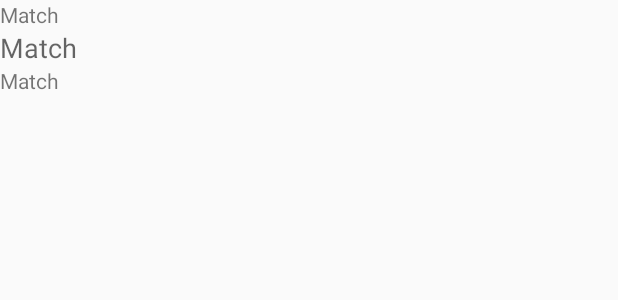
After one commit to nyceapps/BeachScores, an Android app: the layout match_list_row.xml on its own in the app's theme, with its tools: preview values and no code run, on a phone screen of 412 x 824 dp. The commit adds this screen. Shown: the top 300 px of the screen. Run offline under Robolectric (Android 15) with nearby library versions, the phone set to English and light mode, and no system bars.

Commit message:
First version match list

```diff
--- a/app/src/main/AndroidManifest.xml
+++ b/app/src/main/AndroidManifest.xml
@@ -19,7 +19,7 @@
                 <category android:name="android.intent.category.LAUNCHER" />
             </intent-filter>
         </activity>
-        <activity android:name=".EventActivity"></activity>
+        <activity android:name=".MatchListActivity"></activity>
     </application>
 
 </manifest>
--- a/app/src/main/java/com/nyceapps/beachscores/EventListActivity.java
+++ b/app/src/main/java/com/nyceapps/beachscores/EventListActivity.java
@@ -7,7 +7,6 @@ import android.os.Bundle;
 import android.support.v7.widget.LinearLayoutManager;
 import android.support.v7.widget.RecyclerView;
 import android.view.View;
-import android.widget.Toast;
 
 import com.nyceapps.beachscores.entity.Event;
 import com.nyceapps.beachscores.provider.FivbEventList;
@@ -54,7 +53,7 @@ public class EventListActivity extends AppCompatActivity implements ActivityDele
     public void onClick(View v) {
         Event event = (Event) v.getTag();
         if (event != null) {
-            Intent intent = new Intent(this, EventActivity.class);
+            Intent intent = new Intent(this, MatchListActivity.class);
             intent.putExtra("event", event);
             startActivity(intent);
         }
--- a/app/src/main/java/com/nyceapps/beachscores/util/FivbXmlUtils.java
+++ b/app/src/main/java/com/nyceapps/beachscores/util/FivbXmlUtils.java
@@ -23,6 +23,10 @@ import java.util.Map;
 
 public class FivbXmlUtils {
     private FivbXmlUtils() {
+    }
+
+    public static String getRequestBaseUrl() {
+        return "http://www.fivb.org/Vis2009/XmlRequest.asmx";
     }
 
     public static String getSingleRequestString(Map<String, String> pRequestValues, Map<String, String> pFilterValues) {
--- /dev/null
+++ b/app/src/main/res/layout/match_list_row.xml
@@ -0,0 +1,27 @@
+<?xml version="1.0" encoding="utf-8"?>
+<LinearLayout xmlns:android="http://schemas.android.com/apk/res/android"
+    android:orientation="vertical"
+    android:layout_width="match_parent"
+    android:layout_height="wrap_content"
+    android:clickable="true"
+    android:focusable="true"
+    android:foreground="?selectableItemBackground">
+    <TextView
+        android:id="@+id/match_period"
+        android:text="Match"
+        android:layout_width="match_parent"
+        android:layout_height="wrap_content"
+        android:textAppearance="?android:attr/textAppearanceSmall" />
+    <TextView
+        android:id="@+id/match_name"
+        android:text="Match"
+        android:layout_width="match_parent"
+        android:layout_height="wrap_content"
+        android:textAppearance="?android:attr/textAppearanceMedium" />
+    <TextView
+        android:id="@+id/match_location"
+        android:text="Match"
+        android:layout_width="match_parent"
+        android:layout_height="wrap_content"
+        android:textAppearance="?android:attr/textAppearanceSmall" />
+</LinearLayout>
```
Also changed, not shown: app/src/main/java/com/nyceapps/beachscores/EventActivity.java (deleted, +0 -22 lines), app/src/main/java/com/nyceapps/beachscores/MatchListActivity.java (added, +71 -0 lines), app/src/main/java/com/nyceapps/beachscores/MatchListAdapter.java (added, +75 -0 lines), app/src/main/java/com/nyceapps/beachscores/entity/Match.java (added, +60 -0 lines), app/src/main/java/com/nyceapps/beachscores/provider/FivbEventList.java (+4 -6 lines), app/src/main/java/com/nyceapps/beachscores/provider/FivbMatchList.java (added, +113 -0 lines), app/src/main/java/com/nyceapps/beachscores/provider/MatchListResponse.java (added, +14 -0 lines), app/src/main/res/layout/activity_event.xml (+9 -6 lines), app/src/main/res/layout/activity_main.xml (+2 -6 lines).
